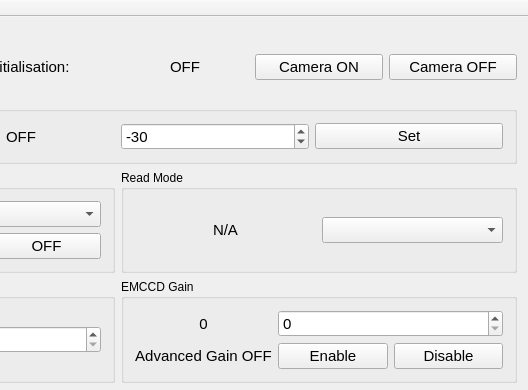
The window that cam_gui/cam_gui.ui (iontrapimperial2/XCon_Imperial_Camera_2) describes before a commit, drawn with Qt 5; both pictures show x 312 to 840 and y 0 to 390 of the 840 by 1006 pixel window.
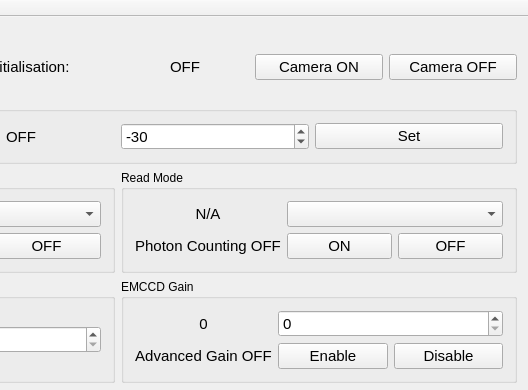
The same window after the commit.

The edit to the form file:
```diff
--- a/cam_gui/cam_gui.ui
+++ b/cam_gui/cam_gui.ui
@@ -123,6 +123,21 @@
         <layout class="QGridLayout" name="gridLayout_14">
          <item row="0" column="0">
           <layout class="QGridLayout" name="gridLayout_10">
+           <item row="1" column="0">
+            <widget class="QLabel" name="label_Photon_Counting">
+             <property name="font">
+              <font>
+               <pointsize>11</pointsize>
+              </font>
+             </property>
+             <property name="text">
+              <string>Photon Counting OFF</string>
+             </property>
+             <property name="alignment">
+              <set>Qt::AlignCenter</set>
+             </property>
+            </widget>
+           </item>
            <item row="0" column="0">
             <widget class="QLabel" name="label_Read_mode">
              <property name="font">
@@ -138,7 +153,31 @@
              </property>
             </widget>
            </item>
-           <item row="0" column="1">
+           <item row="1" column="1">
+            <widget class="QPushButton" name="pushButton_Photon_Counting_ON">
+             <property name="font">
+              <font>
+               <pointsize>11</pointsize>
+              </font>
+             </property>
+             <property name="text">
+              <string>ON</string>
+             </property>
+            </widget>
+           </item>
+           <item row="1" column="2">
+            <widget class="QPushButton" name="pushButton_Photon_Counting_OFF">
+             <property name="font">
+              <font>
+               <pointsize>11</pointsize>
+              </font>
+             </property>
+             <property name="text">
+              <string>OFF</string>
+             </property>
+            </widget>
+           </item>
+           <item row="0" column="1" colspan="2">
             <widget class="QComboBox" name="comboBox_Read_mode">
              <property name="font">
               <font>
```
Left out of the diff: 50 changed lines with no effect on the pictures.
